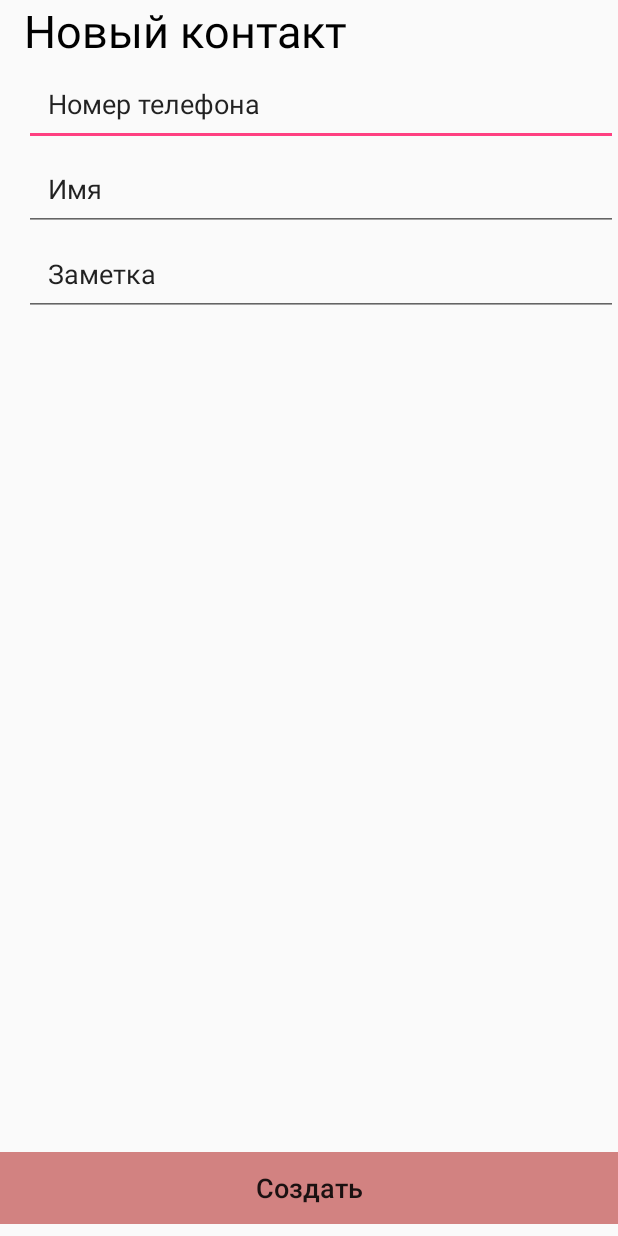
After one commit to MirAlexSky/MyEmergencyBot, an Android app: the newContactActivity screen opened directly, with no data from a screen before it, on a phone screen of 412 x 824 dp. The commit adds this screen. Run offline under Robolectric (Android 15) with nearby library versions, the phone set to English and light mode, and no system bars.

Commit message:
MoreActivity, day2, 1.1

```diff
--- a/app/src/main/java/com/example/mirsky/myemergencybot/SettingsActivity.java
+++ b/app/src/main/java/com/example/mirsky/myemergencybot/SettingsActivity.java
@@ -1,5 +1,6 @@
 package com.example.mirsky.myemergencybot;
 
+import android.content.Intent;
 import android.os.Bundle;
 import android.support.v7.app.AppCompatActivity;
 import android.view.View;
@@ -42,7 +43,7 @@ public class SettingsActivity extends AppCompatActivity {
         public void onClick(View v) {
             switch(v.getId()) {
                 case R.id.txtContacts:
-                    justMessage("Эта часть приложения ещё доробатывается");
+                    startActivity(new Intent(SettingsActivity.this, ContactsActivity.class));
                     break;
                 case R.id.txtMessage:
                     justMessage("Эта часть приложения ещё доробатывается");
--- /dev/null
+++ b/app/src/main/java/com/example/mirsky/myemergencybot/newContactActivity.java
@@ -0,0 +1,60 @@
+package com.example.mirsky.myemergencybot;
+
+import android.content.Context;
+import android.database.sqlite.SQLiteDatabase;
+import android.database.sqlite.SQLiteOpenHelper;
+import android.os.Bundle;
+import android.support.design.widget.FloatingActionButton;
+import android.support.design.widget.Snackbar;
+import android.support.v7.app.AppCompatActivity;
+import android.support.v7.widget.Toolbar;
+import android.view.View;
+import android.widget.Button;
+import android.widget.EditText;
+import android.widget.TextView;
+
+public class newContactActivity extends AppCompatActivity implements View.OnClickListener{
+
+    EditText eTxtPhoneNumb, eTxtName, eTxtNote;
+    Button btnCreate;
+
+    @Override
+    protected void onCreate(Bundle savedInstanceState) {
+        super.onCreate(savedInstanceState);
+        setContentView(R.layout.activity_new_contact);
+
+        eTxtPhoneNumb = findViewById(R.id.eTxtPhoneNum);
+        eTxtName = findViewById(R.id.eTxtName);
+        eTxtNote = findViewById(R.id.eTxtNote);
+        btnCreate = findViewById(R.id.btnCreat);
+
+        btnCreate.setOnClickListener(this);
+    }
+
+    @Override
+    public void onClick(View v) {
+
+    }
+
+    class bdHelper extends SQLiteOpenHelper {
+
+        final static String DATABASE_NAME = "MyDB1";
+        final static int DATABASE_VERSION = 1;
+
+        public bdHelper(Context context) {
+            super(context, DATABASE_NAME, null, DATABASE_VERSION);
+        }
+
+        @Override
+        public void onCreate(SQLiteDatabase db) {
+            //db.execSQL("CREATE TABLE " +
+            //        " ");
+            // TODO Сделать бд
+        }
+
+        @Override
+        public void onUpgrade(SQLiteDatabase db, int oldVersion, int newVersion) {
+
+        }
+    }
+}
--- /dev/null
+++ b/app/src/main/res/layout/activity_new_contact.xml
@@ -0,0 +1,77 @@
+<?xml version="1.0" encoding="utf-8"?>
+<android.support.constraint.ConstraintLayout xmlns:android="http://schemas.android.com/apk/res/android"
+    xmlns:app="http://schemas.android.com/apk/res-auto"
+    xmlns:tools="http://schemas.android.com/tools"
+    android:id="@+id/coordinatorLayout4"
+    android:layout_width="match_parent"
+    android:layout_height="match_parent"
+    tools:context="com.example.mirsky.myemergencybot.newContactActivity">
+
+    <Button
+        android:id="@+id/btnCreat"
+        style="@style/Widget.AppCompat.Button.Borderless"
+        android:layout_width="match_parent"
+        android:layout_height="wrap_content"
+        android:layout_marginBottom="8dp"
+        android:background="@color/colorForButton"
+        android:text="Создать"
+        android:textAllCaps="false"
+        android:textSize="18sp"
+        app:layout_constraintBottom_toBottomOf="@+id/linearLayout2"
+        app:layout_constraintLeft_toLeftOf="parent"
+        app:layout_constraintRight_toRightOf="parent" />
+
+    <LinearLayout
+        android:id="@+id/linearLayout2"
+        android:layout_width="match_parent"
+        android:layout_height="match_parent"
+        android:orientation="vertical">
+
+        <TextView
+            android:id="@+id/textView5"
+            android:layout_width="match_parent"
+            android:layout_height="wrap_content"
+            android:paddingStart="16dp"
+            android:text="Новый контакт"
+            android:textColor="@android:color/black"
+            android:textSize="30sp" />
+
+        <EditText
+            android:id="@+id/eTxtPhoneNum"
+            android:layout_width="match_parent"
+            android:layout_height="wrap_content"
+            android:layout_marginLeft="16dp"
+            android:ems="10"
+            android:inputType="phone"
+            android:padding="16dp"
+            android:text="Номер телефона"
+            app:layout_constraintLeft_toLeftOf="parent"
+            app:layout_constraintTop_toTopOf="parent" />
+
+        <EditText
+            android:id="@+id/eTxtName"
+            android:layout_width="match_parent"
+            android:layout_height="wrap_content"
+            android:layout_marginLeft="16dp"
+            android:ems="10"
+            android:inputType="text"
+            android:padding="16dp"
+            android:text="Имя"
+            app:layout_constraintLeft_toLeftOf="parent"
+            app:layout_constraintTop_toTopOf="parent" />
+
+        <EditText
+            android:id="@+id/eTxtNote"
+            android:layout_width="match_parent"
+            android:layout_height="wrap_content"
+            android:layout_marginLeft="16dp"
+            android:ems="10"
+            android:inputType="textAutoCorrect|textMultiLine"
+            android:padding="16dp"
+            android:text="Заметка"
+            app:layout_constraintLeft_toLeftOf="parent"
+            app:layout_constraintTop_toTopOf="parent" />
+
+    </LinearLayout>
+
+</android.support.constraint.ConstraintLayout>
--- a/app/src/main/res/values/strings.xml
+++ b/app/src/main/res/values/strings.xml
@@ -8,4 +8,9 @@
     <string name="Back">Back</string>
     <string name="Message">Сообщение</string>
     <string name="Button">Кнопка</string>
+    <string name="title_activity_contacts">ContactsActivity</string>
+    <string name="title_activity_choose_connect">ChooseConnectActivity</string>
+    <string name="Nomber">Номер Телефона</string>
+    <string name="title_activity_main2">Main2Activity</string>
+    <string name="title_activity_new_contact">newContactActivity</string>
 </resources>
```
Also changed, not shown: app/src/main/AndroidManifest.xml (+12 -0 lines), app/src/main/java/com/example/mirsky/myemergencybot/ChooseConnectActivity.java (added, +31 -0 lines), app/src/main/java/com/example/mirsky/myemergencybot/ContactsActivity.java (added, +31 -0 lines), app/src/main/res/layout/activity_choose_connect.xml (added, +77 -0 lines), app/src/main/res/layout/activity_contacts.xml (added, +36 -0 lines).
